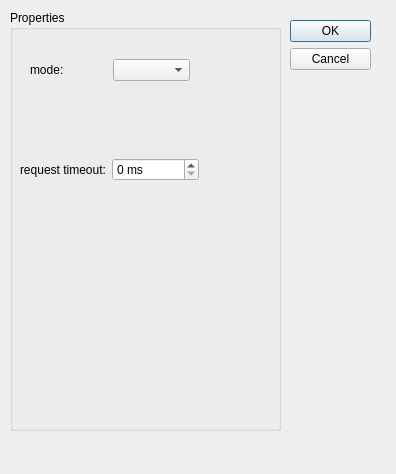
Old version of the form QuantumComposer/dialogQuantumComposer.ui in the repository itom-project/plugins.
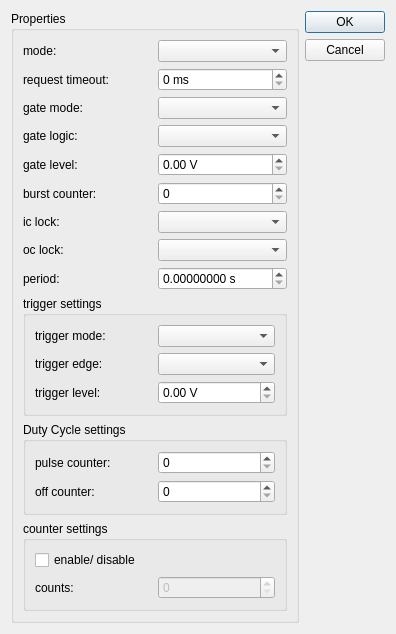
New version of the form.

Commit message: QuantumComposer: finished dockWidget and dialog with some bug fixes for burst mode parameter

The edit to the form file:
```diff
--- a/QuantumComposer/dialogQuantumComposer.ui
+++ b/QuantumComposer/dialogQuantumComposer.ui
@@ -7,49 +7,191 @@
     <x>0</x>
     <y>0</y>
     <width>396</width>
-    <height>474</height>
+    <height>555</height>
    </rect>
   </property>
   <property name="windowTitle">
    <string>Dialog</string>
   </property>
-  <widget class="QDialogButtonBox" name="buttonBox">
-   <property name="geometry">
-    <rect>
-     <x>290</x>
-     <y>20</y>
-     <width>81</width>
-     <height>241</height>
-    </rect>
-   </property>
-   <property name="orientation">
-    <enum>Qt::Vertical</enum>
-   </property>
-   <property name="standardButtons">
-    <set>QDialogButtonBox::Cancel|QDialogButtonBox::Ok</set>
-   </property>
-  </widget>
+  <layout class="QGridLayout" name="gridLayout_2">
+   <item row="0" column="0">
   <widget class="QGroupBox" name="groupBoxSettings">
-   <property name="geometry">
-    <rect>
-     <x>10</x>
-     <y>10</y>
-     <width>271</width>
-     <height>421</height>
-    </rect>
-   </property>
    <property name="title">
     <string>Properties</string>
    </property>
-   <widget class="QWidget" name="horizontalLayoutWidget">
-    <property name="geometry">
-     <rect>
-      <x>20</x>
-      <y>20</y>
-      <width>160</width>
-      <height>80</height>
-     </rect>
-    </property>
+     <layout class="QGridLayout" name="gridLayout">
+      <item row="2" column="0">
+       <layout class="QHBoxLayout" name="horizontalLayout_7">
+        <property name="bottomMargin">
+         <number>0</number>
+        </property>
+        <item>
+         <widget class="QLabel" name="label_6">
+          <property name="text">
+           <string>gate mode:</string>
+          </property>
+         </widget>
+        </item>
+        <item>
+         <widget class="QComboBox" name="comboBoxGateMode"/>
+        </item>
+       </layout>
+      </item>
+      <item row="5" column="0">
+       <layout class="QHBoxLayout" name="horizontalLayout_3">
+        <property name="bottomMargin">
+         <number>0</number>
+        </property>
+        <item>
+         <widget class="QLabel" name="label_3">
+          <property name="text">
+           <string>burst counter:</string>
+          </property>
+         </widget>
+        </item>
+        <item>
+         <widget class="QSpinBox" name="spinBoxBurstCounter"/>
+        </item>
+       </layout>
+      </item>
+      <item row="8" column="0">
+       <layout class="QHBoxLayout" name="horizontalLayout_6">
+        <property name="bottomMargin">
+         <number>0</number>
+        </property>
+        <item>
+         <widget class="QLabel" name="label_14">
+          <property name="text">
+           <string>period:</string>
+          </property>
+         </widget>
+        </item>
+        <item>
+         <widget class="QDoubleSpinBox" name="doubleSpinBoxPeriod">
+          <property name="suffix">
+           <string> s</string>
+          </property>
+          <property name="decimals">
+           <number>8</number>
+          </property>
+         </widget>
+        </item>
+       </layout>
+      </item>
+      <item row="9" column="0">
+       <widget class="QGroupBox" name="groupBox_3">
+        <property name="title">
+         <string>trigger settings</string>
+        </property>
+        <layout class="QGridLayout" name="gridLayout_5">
+         <item row="0" column="1">
+          <widget class="QComboBox" name="comboBoxTriggerMode"/>
+         </item>
+         <item row="1" column="1">
+          <widget class="QComboBox" name="comboBoxTriggerEdge"/>
+         </item>
+         <item row="0" column="0">
+          <widget class="QLabel" name="label_9">
+           <property name="text">
+            <string>trigger mode:</string>
+           </property>
+          </widget>
+         </item>
+         <item row="1" column="0">
+          <widget class="QLabel" name="label_10">
+           <property name="text">
+            <string>trigger edge:</string>
+           </property>
+          </widget>
+         </item>
+         <item row="2" column="0">
+          <widget class="QLabel" name="label_11">
+           <property name="text">
+            <string>trigger level:</string>
+           </property>
+          </widget>
+         </item>
+         <item row="2" column="1">
+          <widget class="QDoubleSpinBox" name="doubleSpinBoxTriggerLevel">
+           <property name="suffix">
+            <string> V</string>
+           </property>
+          </widget>
+         </item>
+        </layout>
+       </widget>
+      </item>
+      <item row="10" column="0">
+       <widget class="QGroupBox" name="groupBox_2">
+        <property name="title">
+         <string>Duty Cycle settings</string>
+        </property>
+        <layout class="QGridLayout" name="gridLayout_4">
+         <item row="1" column="1">
+          <widget class="QSpinBox" name="spinBoxOffCounter"/>
+         </item>
+         <item row="0" column="1">
+          <widget class="QSpinBox" name="spinBoxPulseCounter"/>
+         </item>
+         <item row="0" column="0">
+          <widget class="QLabel" name="label_4">
+           <property name="text">
+            <string>pulse counter:</string>
+           </property>
+          </widget>
+         </item>
+         <item row="1" column="0">
+          <widget class="QLabel" name="label_5">
+           <property name="text">
+            <string>off counter:</string>
+           </property>
+          </widget>
+         </item>
+        </layout>
+       </widget>
+      </item>
+      <item row="6" column="0">
+       <layout class="QHBoxLayout" name="horizontalLayout_4">
+        <property name="bottomMargin">
+         <number>0</number>
+        </property>
+        <item>
+         <widget class="QLabel" name="label_12">
+          <property name="text">
+           <string>ic lock:</string>
+          </property>
+         </widget>
+        </item>
+        <item>
+         <widget class="QComboBox" name="comboBoxICLock"/>
+        </item>
+       </layout>
+      </item>
+      <item row="4" column="0">
+       <layout class="QHBoxLayout" name="horizontalLayout_9">
+        <property name="bottomMargin">
+         <number>0</number>
+        </property>
+        <item>
+         <widget class="QLabel" name="label_8">
+          <property name="text">
+           <string>gate level:</string>
+          </property>
+         </widget>
+        </item>
+        <item>
+         <widget class="QDoubleSpinBox" name="doubleSpinBoxGateLevel">
+          <property name="prefix">
+           <string/>
+          </property>
+          <property name="suffix">
+           <string> V</string>
+          </property>
+         </widget>
+        </item>
+       </layout>
+      </item>
+      <item row="0" column="0">
     <layout class="QHBoxLayout" name="horizontalLayout">
      <item>
       <widget class="QLabel" name="label">
@@ -62,16 +204,38 @@
       <widget class="QComboBox" name="comboBoxMode"/>
      </item>
     </layout>
-   </widget>
-   <widget class="QWidget" name="horizontalLayoutWidget_2">
-    <property name="geometry">
-     <rect>
-      <x>10</x>
-      <y>120</y>
-      <width>179</width>
-      <height>80</height>
-     </rect>
-    </property>
+      </item>
+      <item row="11" column="0">
+       <spacer name="verticalSpacer">
+        <property name="orientation">
+         <enum>Qt::Vertical</enum>
+        </property>
+        <property name="sizeHint" stdset="0">
+         <size>
+          <width>20</width>
+          <height>40</height>
+         </size>
+        </property>
+       </spacer>
+      </item>
+      <item row="3" column="0">
+       <layout class="QHBoxLayout" name="horizontalLayout_8">
+        <property name="bottomMargin">
+         <number>0</number>
+        </property>
+        <item>
+         <widget class="QLabel" name="label_7">
+          <property name="text">
+           <string>gate logic:</string>
+          </property>
+         </widget>
+        </item>
+        <item>
+         <widget class="QComboBox" name="comboBoxGateLogic"/>
+        </item>
+       </layout>
+      </item>
+      <item row="1" column="0">
     <layout class="QHBoxLayout" name="horizontalLayout_2">
      <item>
       <widget class="QLabel" name="label_2">
@@ -91,8 +255,68 @@
       </widget>
      </item>
     </layout>
-   </widget>
-  </widget>
+      </item>
+      <item row="7" column="0">
+       <layout class="QHBoxLayout" name="horizontalLayout_5">
+        <property name="bottomMargin">
+         <number>0</number>
+        </property>
+        <item>
+         <widget class="QLabel" name="label_13">
+          <property name="text">
+           <string>oc lock:</string>
+          </property>
+         </widget>
+        </item>
+        <item>
+         <widget class="QComboBox" name="comboBoxOCLock"/>
+        </item>
+       </layout>
+      </item>
+      <item row="12" column="0">
+       <widget class="QGroupBox" name="groupBox">
+        <property name="title">
+         <string>counter settings</string>
+        </property>
+        <layout class="QGridLayout" name="gridLayout_3">
+         <item row="1" column="0">
+          <widget class="QLabel" name="label_15">
+           <property name="text">
+            <string>counts:</string>
+           </property>
+          </widget>
+         </item>
+         <item row="1" column="1">
+          <widget class="QSpinBox" name="spinBoxCounterCounts">
+           <property name="enabled">
+            <bool>false</bool>
+           </property>
+          </widget>
+         </item>
+         <item row="0" column="0" colspan="2">
+          <widget class="QCheckBox" name="checkBoxCounter">
+           <property name="text">
+            <string>enable/ disable</string>
+           </property>
+          </widget>
+         </item>
+        </layout>
+       </widget>
+      </item>
+     </layout>
+    </widget>
+   </item>
+   <item row="0" column="1">
+    <widget class="QDialogButtonBox" name="buttonBox">
+     <property name="orientation">
+      <enum>Qt::Vertical</enum>
+     </property>
+     <property name="standardButtons">
+      <set>QDialogButtonBox::Cancel|QDialogButtonBox::Ok</set>
+     </property>
+    </widget>
+   </item>
+  </layout>
  </widget>
  <resources/>
  <connections>
```
Lines whose indentation alone changed are shown as unchanged. The commit also changes 7 other files.
